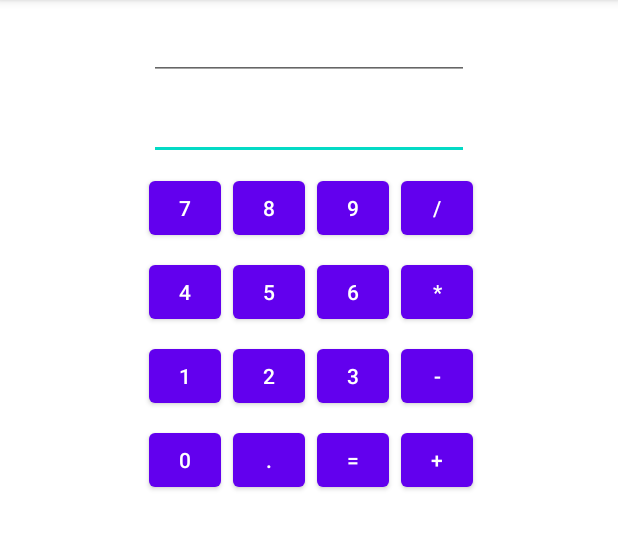
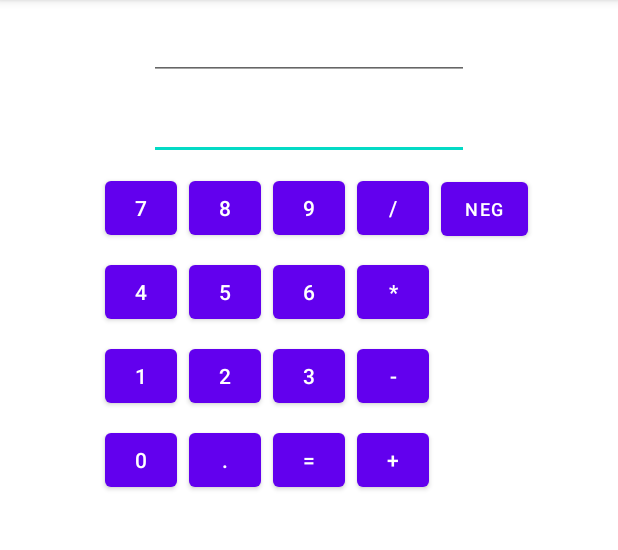
Before and after one commit to Biofluorescent/Kotlin-Calculator, an Android app: the screen it shows after launch (MainActivity), on a phone screen of 412 x 824 dp, the part 84-634 px from its top. Run offline under Robolectric (Android 15) with nearby library versions, the phone set to English and light mode, and no system bars.

Commit message:
Update landscape and portrait UI and add Neg button functionality

```diff
--- a/app/src/main/java/com/tannerquesenberry/calculator/MainActivity.kt
+++ b/app/src/main/java/com/tannerquesenberry/calculator/MainActivity.kt
@@ -84,6 +84,23 @@ class MainActivity : AppCompatActivity() {
         buttonMinus.setOnClickListener(opListener)
         buttonAdd.setOnClickListener(opListener)
 
+        val buttonNeg: Button = findViewById(R.id.buttonNeg)
+        buttonNeg.setOnClickListener { view ->
+            val value = newNumber.text.toString()
+            if (value.isEmpty()) {
+                newNumber.setText("-")
+            } else {
+                try {
+                    var doubleValue = value.toDouble()
+                    doubleValue *= -1
+                    newNumber.setText(doubleValue.toString())
+                } catch (e: NumberFormatException) {
+                    // newNumber was "-" or ".", so clear it
+                    newNumber.setText("")
+                }
+            }
+        }
+
     }
 
     private fun performOperation(value: Double, operation: String) {
--- a/app/src/main/res/layout-land/activity_main.xml
+++ b/app/src/main/res/layout-land/activity_main.xml
@@ -10,13 +10,13 @@
         android:id="@+id/result"
         android:layout_width="wrap_content"
         android:layout_height="wrap_content"
+        android:layout_marginStart="16dp"
         android:layout_marginTop="8dp"
-        android:layout_marginEnd="8dp"
         android:ems="10"
         android:focusable="false"
         android:focusableInTouchMode="false"
         android:inputType="numberSigned|numberDecimal"
-        app:layout_constraintEnd_toEndOf="parent"
+        app:layout_constraintStart_toStartOf="@+id/guideline"
         app:layout_constraintTop_toTopOf="parent" />
 
     <TextView
@@ -27,141 +27,110 @@
         android:layout_marginEnd="8dp"
         android:textSize="18sp"
         android:textStyle="bold"
-        app:layout_constraintBaseline_toBaselineOf="@id/button7"
-        app:layout_constraintEnd_toStartOf="@id/button7"
-        app:layout_constraintStart_toStartOf="parent" />
+        app:layout_constraintBaseline_toBaselineOf="@+id/button7"
+        app:layout_constraintEnd_toStartOf="@+id/button7"
+        app:layout_constraintStart_toStartOf="@+id/newNumber"
+        tools:text="operation" />
 
     <EditText
         android:id="@+id/newNumber"
         android:layout_width="wrap_content"
         android:layout_height="wrap_content"
-        android:layout_marginStart="8dp"
-        android:layout_marginEnd="8dp"
+        android:layout_marginTop="8dp"
+        android:layout_marginEnd="16dp"
         android:ems="10"
         android:inputType="numberSigned|numberDecimal"
-        app:layout_constraintBaseline_toBaselineOf="@+id/result"
-        app:layout_constraintEnd_toStartOf="@+id/result"
-        app:layout_constraintStart_toStartOf="parent" />
+        app:layout_constraintEnd_toStartOf="@+id/guideline"
+        app:layout_constraintTop_toTopOf="parent" />
 
     <Button
         android:id="@+id/button0"
         android:layout_width="wrap_content"
         android:layout_height="wrap_content"
-        android:layout_marginTop="8dp"
+        android:layout_marginEnd="8dp"
         android:minWidth="48dp"
         android:text="0"
-        app:layout_constraintHeight_min="wrap"
-        app:layout_constraintStart_toStartOf="@+id/button1"
-        app:layout_constraintTop_toBottomOf="@+id/button1"
-        app:layout_constraintWidth_min="wrap" />
+        app:layout_constraintBaseline_toBaselineOf="@+id/buttonDot"
+        app:layout_constraintEnd_toStartOf="@+id/buttonDot" />
 
     <Button
         android:id="@+id/button1"
         android:layout_width="wrap_content"
         android:layout_height="wrap_content"
-        android:layout_marginTop="8dp"
+        android:layout_marginEnd="8dp"
         android:minWidth="48dp"
         android:text="1"
-        app:layout_constraintHeight_min="wrap"
-        app:layout_constraintStart_toStartOf="@+id/button4"
-        app:layout_constraintTop_toBottomOf="@+id/button4"
-        app:layout_constraintWidth_min="wrap" />
+        app:layout_constraintBaseline_toBaselineOf="@+id/button2"
+        app:layout_constraintEnd_toStartOf="@+id/button2" />
 
     <Button
         android:id="@+id/button2"
         android:layout_width="wrap_content"
         android:layout_height="wrap_content"
-        android:layout_marginStart="8dp"
         android:minWidth="48dp"
         android:text="2"
-        app:layout_constraintBaseline_toBaselineOf="@+id/button1"
-        app:layout_constraintHeight_min="wrap"
-        app:layout_constraintStart_toEndOf="@+id/button1"
-        app:layout_constraintWidth_min="wrap" />
-
-    <Button
-        android:id="@+id/button3"
-        android:layout_width="wrap_content"
-        android:layout_height="wrap_content"
-        android:layout_marginStart="8dp"
-        android:minWidth="48dp"
-        android:text="3"
-        app:layout_constraintBaseline_toBaselineOf="@+id/button2"
-        app:layout_constraintHeight_min="wrap"
-        app:layout_constraintStart_toEndOf="@+id/button2"
-        app:layout_constraintWidth_min="wrap" />
+        app:layout_constraintBaseline_toBaselineOf="@+id/button3"
+        app:layout_constraintEnd_toEndOf="@+id/button5" />
 
     <Button
         android:id="@+id/button4"
         android:layout_width="wrap_content"
         android:layout_height="wrap_content"
-        android:layout_marginTop="8dp"
+        android:layout_marginEnd="8dp"
         android:minWidth="48dp"
         android:text="4"
-        app:layout_constraintHeight_min="wrap"
-        app:layout_constraintStart_toStartOf="@+id/button7"
-        app:layout_constraintTop_toBottomOf="@+id/button7"
-        app:layout_constraintWidth_min="wrap" />
+        app:layout_constraintBaseline_toBaselineOf="@+id/button5"
+        app:layout_constraintEnd_toStartOf="@+id/button5" />
 
     <Button
         android:id="@+id/button5"
         android:layout_width="wrap_content"
         android:layout_height="wrap_content"
-        android:layout_marginStart="8dp"
         android:minWidth="48dp"
         android:text="5"
-        app:layout_constraintBaseline_toBaselineOf="@+id/button4"
-        app:layout_constraintHeight_min="wrap"
-        app:layout_constraintStart_toEndOf="@+id/button4"
-        app:layout_constraintWidth_min="wrap" />
+        app:layout_constraintBaseline_toBaselineOf="@+id/button6"
+        app:layout_constraintEnd_toEndOf="@+id/button8" />
 
     <Button
         android:id="@+id/button6"
         android:layout_width="wrap_content"
         android:layout_height="wrap_content"
-        android:layout_marginStart="8dp"
+        android:layout_marginTop="8dp"
         android:minWidth="48dp"
         android:text="6"
-        app:layout_constraintBaseline_toBaselineOf="@+id/button5"
-        app:layout_constraintHeight_min="wrap"
-        app:layout_constraintStart_toEndOf="@+id/button5"
-        app:layout_constraintWidth_min="wrap" />
+        app:layout_constraintStart_toStartOf="@+id/button9"
+        app:layout_constraintTop_toBottomOf="@+id/button9" />
 
     <Button
         android:id="@+id/button7"
         android:layout_width="wrap_content"
         android:layout_height="wrap_content"
-        android:layout_marginTop="8dp"
+        android:layout_marginEnd="8dp"
         android:minWidth="48dp"
         android:text="7"
-        app:layout_constraintHeight_min="wrap"
-        app:layout_constraintStart_toStartOf="@+id/newNumber"
-        app:layout_constraintTop_toBottomOf="@+id/newNumber"
-        app:layout_constraintWidth_min="wrap" />
+        app:layout_constraintBaseline_toBaselineOf="@+id/button8"
+        app:layout_constraintEnd_toStartOf="@+id/button8" />
 
     <Button
         android:id="@+id/button8"
         android:layout_width="wrap_content"
         android:layout_height="wrap_content"
-        android:layout_marginStart="8dp"
+        android:layout_marginEnd="8dp"
         android:minWidth="48dp"
         android:text="8"
-        app:layout_constraintBaseline_toBaselineOf="@+id/button7"
-        app:layout_constraintHeight_min="wrap"
-        app:layout_constraintStart_toEndOf="@+id/button7"
-        app:layout_constraintWidth_min="wrap" />
+        app:layout_constraintBaseline_toBaselineOf="@+id/button9"
+        app:layout_constraintEnd_toStartOf="@+id/button9" />
 
     <Button
         android:id="@+id/button9"
         android:layout_width="wrap_content"
         android:layout_height="wrap_content"
-        android:layout_marginStart="8dp"
+        android:layout_marginTop="8dp"
         android:minWidth="48dp"
         android:text="9"
-        app:layout_constraintBaseline_toBaselineOf="@+id/button8"
-        app:layout_constraintHeight_min="wrap"
-        app:layout_constraintStart_toEndOf="@+id/button8"
-        app:layout_constraintWidth_min="wrap" />
+        app:layout_constraintEnd_toEndOf="parent"
+        app:layout_constraintStart_toStartOf="parent"
+        app:layout_constraintTop_toBottomOf="@+id/result" />
 
     <Button
         android:id="@+id/buttonDivide"
@@ -171,9 +140,48 @@
         android:minWidth="48dp"
         android:text="/"
         app:layout_constraintBaseline_toBaselineOf="@+id/button9"
-        app:layout_constraintHeight_min="wrap"
-        app:layout_constraintStart_toEndOf="@+id/button9"
-        app:layout_constraintWidth_min="wrap" />
+        app:layout_constraintStart_toEndOf="@+id/button9" />
+
+    <Button
+        android:id="@+id/buttonNeg"
+        android:layout_width="wrap_content"
+        android:layout_height="wrap_content"
+        android:layout_marginStart="8dp"
+        android:minWidth="48dp"
+        android:text="Neg"
+        android:textSize="12sp"
+        app:layout_constraintBaseline_toBaselineOf="@+id/buttonDivide"
+        app:layout_constraintStart_toEndOf="@+id/buttonDivide" />
+
+    <Button
+        android:id="@+id/buttonEquals"
+        android:layout_width="wrap_content"
+        android:layout_height="wrap_content"
+        android:layout_marginTop="8dp"
+        android:minWidth="48dp"
+        android:text="="
+        app:layout_constraintStart_toStartOf="@+id/button3"
+        app:layout_constraintTop_toBottomOf="@+id/button3" />
+
+    <Button
+        android:id="@+id/buttonMinus"
+        android:layout_width="wrap_content"
+        android:layout_height="wrap_content"
+        android:layout_marginStart="8dp"
+        android:minWidth="48dp"
+        android:text="-"
+        app:layout_constraintBaseline_toBaselineOf="@+id/button3"
+        app:layout_constraintStart_toEndOf="@+id/button3" />
+
+    <Button
+        android:id="@+id/button3"
+        android:layout_width="wrap_content"
+        android:layout_height="wrap_content"
+        android:layout_marginTop="8dp"
+        android:minWidth="48dp"
+        android:text="3"
+        app:layout_constraintStart_toStartOf="@+id/button6"
+        app:layout_constraintTop_toBottomOf="@+id/button6" />
 
     <Button
         android:id="@+id/buttonMultiply"
@@ -183,9 +191,7 @@
         android:minWidth="48dp"
         android:text="*"
         app:layout_constraintBaseline_toBaselineOf="@+id/button6"
-        app:layout_constraintHeight_min="wrap"
-        app:layout_constraintStart_toEndOf="@+id/button6"
-        app:layout_constraintWidth_min="wrap" />
+        app:layout_constraintStart_toEndOf="@+id/button6" />
 
     <Button
         android:id="@+id/buttonAdd"
@@ -195,44 +201,22 @@
         android:minWidth="48dp"
         android:text="+"
         app:layout_constraintBaseline_toBaselineOf="@+id/buttonEquals"
-        app:layout_constraintHeight_min="wrap"
-        app:layout_constraintStart_toEndOf="@+id/buttonEquals"
-        app:layout_constraintWidth_min="wrap" />
-
-    <Button
-        android:id="@+id/buttonMinus"
-        android:layout_width="wrap_content"
-        android:layout_height="wrap_content"
-        android:layout_marginStart="8dp"
-        android:minWidth="48dp"
-        android:text="-"
-        app:layout_constraintBaseline_toBaselineOf="@+id/button3"
-        app:layout_constraintHeight_min="wrap"
-        app:layout_constraintStart_toEndOf="@+id/button3"
-        app:layout_constraintWidth_min="wrap" />
+        app:layout_constraintStart_toEndOf="@+id/buttonEquals" />
 
     <Button
         android:id="@+id/buttonDot"
         android:layout_width="wrap_content"
         android:layout_height="wrap_content"
-        android:layout_marginStart="8dp"
         android:minWidth="48dp"
         android:text="."
-        app:layout_constraintBaseline_toBaselineOf="@+id/button0"
-        app:layout_constraintHeight_min="wrap"
-        app:layout_constraintStart_toEndOf="@+id/button0"
-        app:layout_constraintWidth_min="wrap" />
+        app:layout_constraintBaseline_toBaselineOf="@+id/buttonEquals"
+        app:layout_constraintEnd_toEndOf="@+id/button2" />
 
-    <Button
-        android:id="@+id/buttonEquals"
+    <androidx.constraintlayout.widget.Guideline
+        android:id="@+id/guideline"
         android:layout_width="wrap_content"
         android:layout_height="wrap_content"
-        android:layout_marginStart="8dp"
-        android:minWidth="48dp"
-        android:text="="
-        app:layout_constraintBaseline_toBaselineOf="@+id/buttonDot"
-        app:layout_constraintHeight_min="wrap"
-        app:layout_constraintStart_toEndOf="@+id/buttonDot"
-        app:layout_constraintWidth_min="wrap" />
+        android:orientation="vertical"
+        app:layout_constraintGuide_percent="0.5" />
 
 </androidx.constraintlayout.widget.ConstraintLayout>
--- a/app/src/main/res/layout/activity_main.xml
+++ b/app/src/main/res/layout/activity_main.xml
@@ -50,121 +50,97 @@
         android:id="@+id/button0"
         android:layout_width="wrap_content"
         android:layout_height="wrap_content"
-        android:layout_marginTop="8dp"
         android:minWidth="48dp"
         android:text="0"
-        app:layout_constraintHeight_min="wrap"
-        app:layout_constraintStart_toStartOf="@+id/button1"
-        app:layout_constraintTop_toBottomOf="@+id/button1"
-        app:layout_constraintWidth_min="wrap" />
+        app:layout_constraintBaseline_toBaselineOf="@+id/buttonDot"
+        app:layout_constraintStart_toStartOf="@+id/button1" />
 
     <Button
         android:id="@+id/button1"
         android:layout_width="wrap_content"
         android:layout_height="wrap_content"
-        android:layout_marginTop="8dp"
         android:minWidth="48dp"
         android:text="1"
-        app:layout_constraintHeight_min="wrap"
-        app:layout_constraintStart_toStartOf="@+id/button4"
-        app:layout_constraintTop_toBottomOf="@+id/button4"
-        app:layout_constraintWidth_min="wrap" />
+        app:layout_constraintBaseline_toBaselineOf="@+id/button2"
+        app:layout_constraintStart_toStartOf="@+id/button4" />
 
     <Button
         android:id="@+id/button2"
         android:layout_width="wrap_content"
         android:layout_height="wrap_content"
-        android:layout_marginStart="8dp"
         android:minWidth="48dp"
         android:text="2"
-        app:layout_constraintBaseline_toBaselineOf="@+id/button1"
-        app:layout_constraintHeight_min="wrap"
-        app:layout_constraintStart_toEndOf="@+id/button1"
-        app:layout_constraintWidth_min="wrap" />
+        app:layout_constraintBaseline_toBaselineOf="@+id/button3"
+        app:layout_constraintStart_toStartOf="@+id/button5" />
 
     <Button
         android:id="@+id/button3"
         android:layout_width="wrap_content"
         android:layout_height="wrap_content"
-        android:layout_marginStart="8dp"
+        android:layout_marginTop="8dp"
         android:minWidth="48dp"
         android:text="3"
-        app:layout_constraintBaseline_toBaselineOf="@+id/button2"
-        app:layout_constraintHeight_min="wrap"
-        app:layout_constraintStart_toEndOf="@+id/button2"
-        app:layout_constraintWidth_min="wrap" />
+        app:layout_constraintStart_toStartOf="@+id/button6"
+        app:layout_constraintTop_toBottomOf="@+id/button6" />
 
     <Button
         android:id="@+id/button4"
         android:layout_width="wrap_content"
         android:layout_height="wrap_content"
-        android:layout_marginTop="8dp"
         android:minWidth="48dp"
         android:text="4"
-        app:layout_constraintHeight_min="wrap"
-        app:layout_constraintStart_toStartOf="@+id/button7"
-        app:layout_constraintTop_toBottomOf="@+id/button7"
-        app:layout_constraintWidth_min="wrap" />
+        app:layout_constraintBaseline_toBaselineOf="@+id/button5"
+        app:layout_constraintStart_toStartOf="@+id/button7" />
 
     <Button
         android:id="@+id/button5"
         android:layout_width="wrap_content"
         android:layout_height="wrap_content"
-        android:layout_marginStart="8dp"
         android:minWidth="48dp"
         android:text="5"
-        app:layout_constraintBaseline_toBaselineOf="@+id/button4"
-        app:layout_constraintHeight_min="wrap"
-        app:layout_constraintStart_toEndOf="@+id/button4"
-        app:layout_constraintWidth_min="wrap" />
+        app:layout_constraintBaseline_toBaselineOf="@+id/button6"
+        app:layout_constraintStart_toStartOf="@+id/button8" />
 
     <Button
         android:id="@+id/button6"
         android:layout_width="wrap_content"
         android:layout_height="wrap_content"
-        android:layout_marginStart="8dp"
+        android:layout_marginTop="8dp"
         android:minWidth="48dp"
         android:text="6"
-        app:layout_constraintBaseline_toBaselineOf="@+id/button5"
-        app:layout_constraintHeight_min="wrap"
-        app:layout_constraintStart_toEndOf="@+id/button5"
-        app:layout_constraintWidth_min="wrap" />
+        app:layout_constraintStart_toStartOf="@+id/button9"
+        app:layout_constraintTop_toBottomOf="@+id/button9" />
 
     <Button
         android:id="@+id/button7"
         android:layout_width="wrap_content"
         android:layout_height="wrap_content"
-        android:layout_marginTop="8dp"
+        android:layout_marginEnd="8dp"
         android:minWidth="48dp"
         android:text="7"
-        app:layout_constraintHeight_min="wrap"
-        app:layout_constraintStart_toStartOf="@+id/newNumber"
-        app:layout_constraintTop_toBottomOf="@+id/newNumber"
-        app:layout_constraintWidth_min="wrap" />
+        app:layout_constraintBaseline_toBaselineOf="@+id/button8"
+        app:layout_constraintEnd_toStartOf="@+id/button8" />
 
     <Button
         android:id="@+id/button8"
         android:layout_width="wrap_content"
         android:layout_height="wrap_content"
-        android:layout_marginStart="8dp"
+        android:layout_marginEnd="8dp"
         android:minWidth="48dp"
         android:text="8"
-        app:layout_constraintBaseline_toBaselineOf="@+id/button7"
-        app:layout_constraintHeight_min="wrap"
-        app:layout_constraintStart_toEndOf="@+id/button7"
-        app:layout_constraintWidth_min="wrap" />
+        app:layout_constraintBaseline_toBaselineOf="@+id/button9"
+        app:layout_constraintEnd_toStartOf="@+id/button9" />
 
     <Button
         android:id="@+id/button9"
         android:layout_width="wrap_content"
         android:layout_height="wrap_content"
-        android:layout_marginStart="8dp"
+        android:layout_marginTop="8dp"
         android:minWidth="48dp"
         android:text="9"
-        app:layout_constraintBaseline_toBaselineOf="@+id/button8"
-        app:layout_constraintHeight_min="wrap"
-        app:layout_constraintStart_toEndOf="@+id/button8"
-        app:layout_constraintWidth_min="wrap" />
+        app:layout_constraintEnd_toEndOf="parent"
+        app:layout_constraintStart_toStartOf="parent"
+        app:layout_constraintTop_toBottomOf="@+id/newNumber" />
 
     <Button
         android:id="@+id/buttonDivide"
@@ -174,68 +150,63 @@
         android:minWidth="48dp"
         android:text="/"
         app:layout_constraintBaseline_toBaselineOf="@+id/button9"
-        app:layout_constraintHeight_min="wrap"
-        app:layout_constraintStart_toEndOf="@+id/button9"
-        app:layout_constraintWidth_min="wrap" />
+        app:layout_constraintStart_toEndOf="@+id/button9" />
+
+    <Button
+        android:id="@+id/buttonNeg"
+        android:layout_width="wrap_content"
+        android:layout_height="wrap_content"
+        android:layout_marginStart="8dp"
+        android:minWidth="48dp"
+        android:text="Neg"
+        android:textSize="12sp"
+        app:layout_constraintBaseline_toBaselineOf="@+id/buttonDivide"
+        app:layout_constraintStart_toEndOf="@+id/buttonDivide" />
 
     <Button
         android:id="@+id/buttonMultiply"
         android:layout_width="wrap_content"
         android:layout_height="wrap_content"
-        android:layout_marginStart="8dp"
         android:minWidth="48dp"
         android:text="*"
         app:layout_constraintBaseline_toBaselineOf="@+id/button6"
-        app:layout_constraintHeight_min="wrap"
-        app:layout_constraintStart_toEndOf="@+id/button6"
-        app:layout_constraintWidth_min="wrap" />
+        app:layout_constraintStart_toStartOf="@+id/buttonDivide" />
 
     <Button
         android:id="@+id/buttonAdd"
         android:layout_width="wrap_content"
         android:layout_height="wrap_content"
-        android:layout_marginStart="8dp"
         android:minWidth="48dp"
         android:text="+"
         app:layout_constraintBaseline_toBaselineOf="@+id/buttonEquals"
-        app:layout_constraintHeight_min="wrap"
-        app:layout_constraintStart_toEndOf="@+id/buttonEquals"
-        app:layout_constraintWidth_min="wrap" />
+        app:layout_constraintStart_toStartOf="@+id/buttonMinus" />
 
     <Button
         android:id="@+id/buttonMinus"
         android:layout_width="wrap_content"
         android:layout_height="wrap_content"
-        android:layout_marginStart="8dp"
         android:minWidth="48dp"
         android:text="-"
         app:layout_constraintBaseline_toBaselineOf="@+id/button3"
-        app:layout_constraintHeight_min="wrap"
-        app:layout_constraintStart_toEndOf="@+id/button3"
-        app:layout_constraintWidth_min="wrap" />
+        app:layout_constraintStart_toStartOf="@+id/buttonMultiply" />
 
     <Button
         android:id="@+id/buttonDot"
         android:layout_width="wrap_content"
         android:layout_height="wrap_content"
-        android:layout_marginStart="8dp"
         android:minWidth="48dp"
         android:text="."
-        app:layout_constraintBaseline_toBaselineOf="@+id/button0"
-        app:layout_constraintHeight_min="wrap"
-        app:layout_constraintStart_toEndOf="@+id/button0"
-        app:layout_constraintWidth_min="wrap" />
+        app:layout_constraintBaseline_toBaselineOf="@+id/buttonEquals"
+        app:layout_constraintStart_toStartOf="@+id/button2" />
 
     <Button
         android:id="@+id/buttonEquals"
         android:layout_width="wrap_content"
         android:layout_height="wrap_content"
-        android:layout_marginStart="8dp"
+        android:layout_marginTop="8dp"
         android:minWidth="48dp"
         android:text="="
-        app:layout_constraintBaseline_toBaselineOf="@+id/buttonDot"
-        app:layout_constraintHeight_min="wrap"
-        app:layout_constraintStart_toEndOf="@+id/buttonDot"
-        app:layout_constraintWidth_min="wrap" />
+        app:layout_constraintStart_toStartOf="@+id/button3"
+        app:layout_constraintTop_toBottomOf="@+id/button3" />
 
 </androidx.constraintlayout.widget.ConstraintLayout>
```
